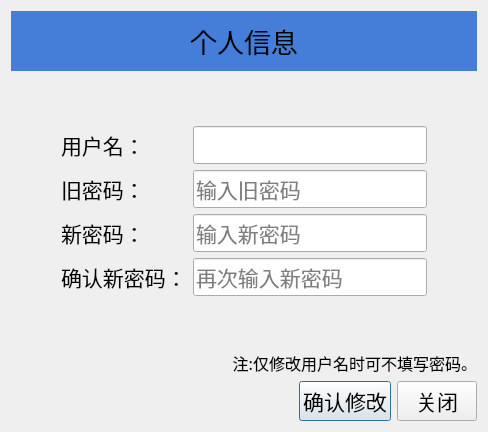
ArcherLuo233/election-s-prediction, file ui/page_elements/user_info/Userinfo.ui: the form before one commit.
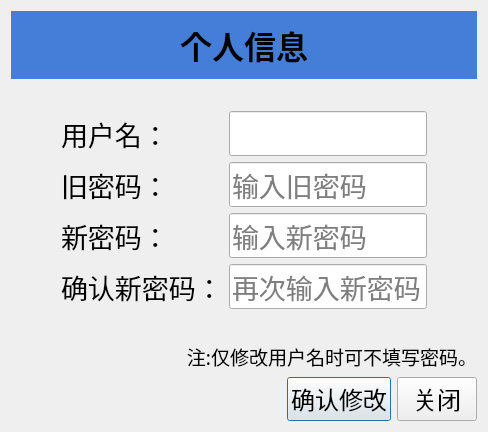
The form after the commit.

Diff of the .ui file:
```diff
--- a/ui/page_elements/user_info/Userinfo.ui
+++ b/ui/page_elements/user_info/Userinfo.ui
@@ -12,7 +12,7 @@
   </property>
   <property name="font">
    <font>
-    <family>微软雅黑</family>
+    <family>华文新魏</family>
     <pointsize>16</pointsize>
    </font>
   </property>
@@ -24,8 +24,10 @@
     <widget class="QLabel" name="label">
      <property name="font">
       <font>
-       <family>微软雅黑</family>
-       <pointsize>20</pointsize>
+             <family>楷体</family>
+             <pointsize>24</pointsize>
+             <weight>75</weight>
+             <bold>true</bold>
       </font>
      </property>
      <property name="styleSheet">
@@ -72,8 +74,8 @@
       <widget class="QLabel" name="username">
        <property name="font">
         <font>
-         <family>微软雅黑</family>
-         <pointsize>16</pointsize>
+               <family>华文新魏</family>
+               <pointsize>20</pointsize>
         </font>
        </property>
        <property name="text">
@@ -85,8 +87,8 @@
       <widget class="QLineEdit" name="LineEdit">
        <property name="font">
         <font>
-         <family>微软雅黑</family>
-         <pointsize>16</pointsize>
+               <family>华文新魏</family>
+               <pointsize>20</pointsize>
         </font>
        </property>
        <property name="inputMask">
@@ -101,8 +103,8 @@
       <widget class="QLabel" name="oldpassword">
        <property name="font">
         <font>
-         <family>微软雅黑</family>
-         <pointsize>16</pointsize>
+               <family>华文新魏</family>
+               <pointsize>20</pointsize>
         </font>
        </property>
        <property name="text">
@@ -114,8 +116,8 @@
       <widget class="QLineEdit" name="LineEdit_2">
        <property name="font">
         <font>
-         <family>微软雅黑</family>
-         <pointsize>16</pointsize>
+               <family>华文新魏</family>
+               <pointsize>20</pointsize>
         </font>
        </property>
        <property name="echoMode">
@@ -130,8 +132,8 @@
       <widget class="QLabel" name="newpassword1">
        <property name="font">
         <font>
-         <family>微软雅黑</family>
-         <pointsize>16</pointsize>
+               <family>华文新魏</family>
+               <pointsize>20</pointsize>
         </font>
        </property>
        <property name="text">
@@ -143,8 +145,8 @@
       <widget class="QLineEdit" name="LineEdit_3">
        <property name="font">
         <font>
-         <family>微软雅黑</family>
-         <pointsize>16</pointsize>
+               <family>华文新魏</family>
+               <pointsize>20</pointsize>
         </font>
        </property>
        <property name="echoMode">
@@ -159,8 +161,8 @@
       <widget class="QLabel" name="newpassword2">
        <property name="font">
         <font>
-         <family>微软雅黑</family>
-         <pointsize>16</pointsize>
+               <family>华文新魏</family>
+               <pointsize>20</pointsize>
         </font>
        </property>
        <property name="text">
@@ -172,8 +174,8 @@
       <widget class="QLineEdit" name="LineEdit_4">
        <property name="font">
         <font>
-         <family>微软雅黑</family>
-         <pointsize>16</pointsize>
+               <family>华文新魏</family>
+               <pointsize>20</pointsize>
         </font>
        </property>
        <property name="echoMode">
@@ -203,8 +205,8 @@
     <widget class="QLabel" name="label_2">
      <property name="font">
       <font>
-       <family>微软雅黑</family>
-       <pointsize>12</pointsize>
+             <family>华文新魏</family>
+             <pointsize>14</pointsize>
       </font>
      </property>
      <property name="text">
@@ -234,8 +236,8 @@
       <widget class="QPushButton" name="btn_modifyuserinfo">
        <property name="font">
         <font>
-         <family>微软雅黑</family>
-         <pointsize>16</pointsize>
+               <family>华文新魏</family>
+               <pointsize>18</pointsize>
         </font>
        </property>
        <property name="cursor">
@@ -250,8 +252,8 @@
       <widget class="QPushButton" name="btn_close">
        <property name="font">
         <font>
-         <family>微软雅黑</family>
-         <pointsize>16</pointsize>
+               <family>华文新魏</family>
+               <pointsize>18</pointsize>
         </font>
        </property>
        <property name="cursor">
```
Lines whose indentation alone changed are shown as unchanged.
